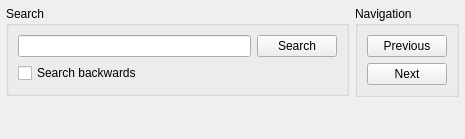
This is src/multiserialviewer/ui_files/searchWidget.ui in shaag7967/multiserialviewer as Qt 5 draws it before an edit. The edited form follows.
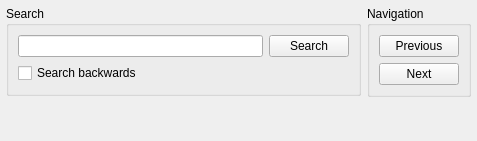
This is the edited form.

Commit message: first draft: added settings tab

```diff
--- a/src/multiserialviewer/ui_files/searchWidget.ui
+++ b/src/multiserialviewer/ui_files/searchWidget.ui
@@ -6,13 +6,13 @@
    <rect>
     <x>0</x>
     <y>0</y>
-    <width>465</width>
-    <height>139</height>
+    <width>477</width>
+    <height>141</height>
    </rect>
   </property>
   <property name="sizePolicy">
-   <sizepolicy hsizetype="Preferred" vsizetype="MinimumExpanding">
-    <horstretch>0</horstretch>
+   <sizepolicy hsizetype="Expanding" vsizetype="MinimumExpanding">
+    <horstretch>1</horstretch>
     <verstretch>0</verstretch>
    </sizepolicy>
   </property>
```
The commit also changes 4 other files.
